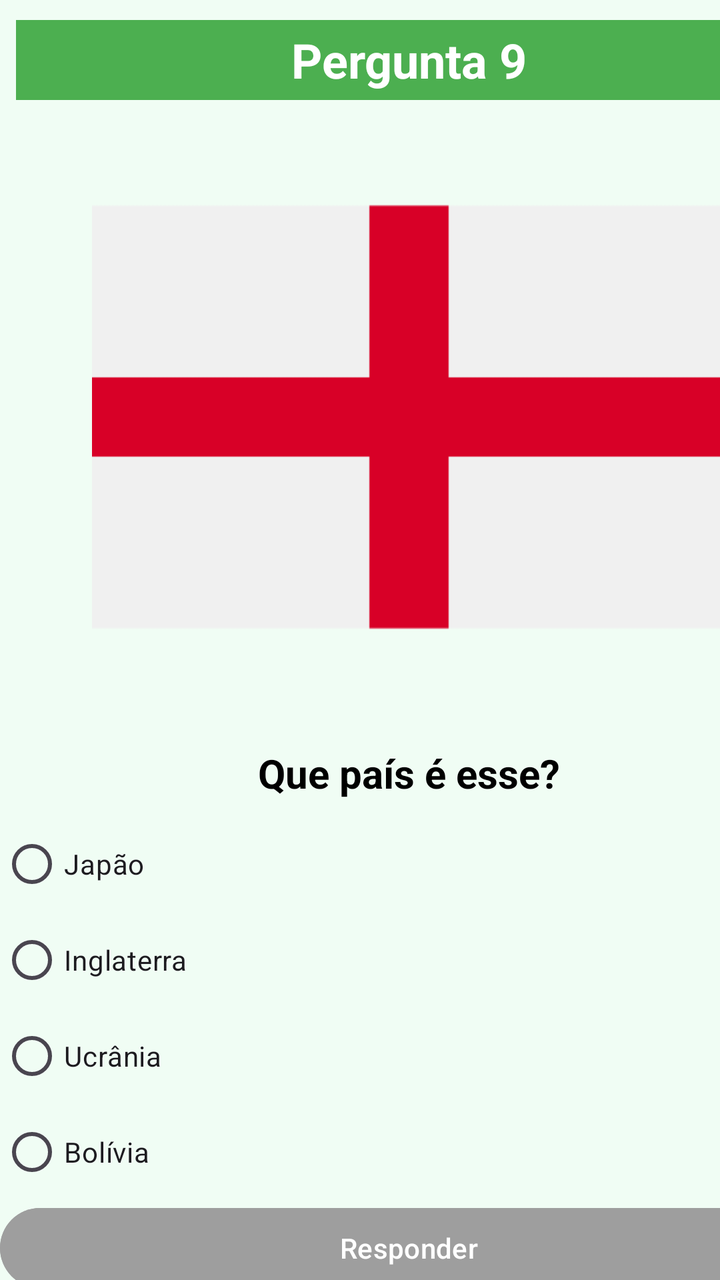
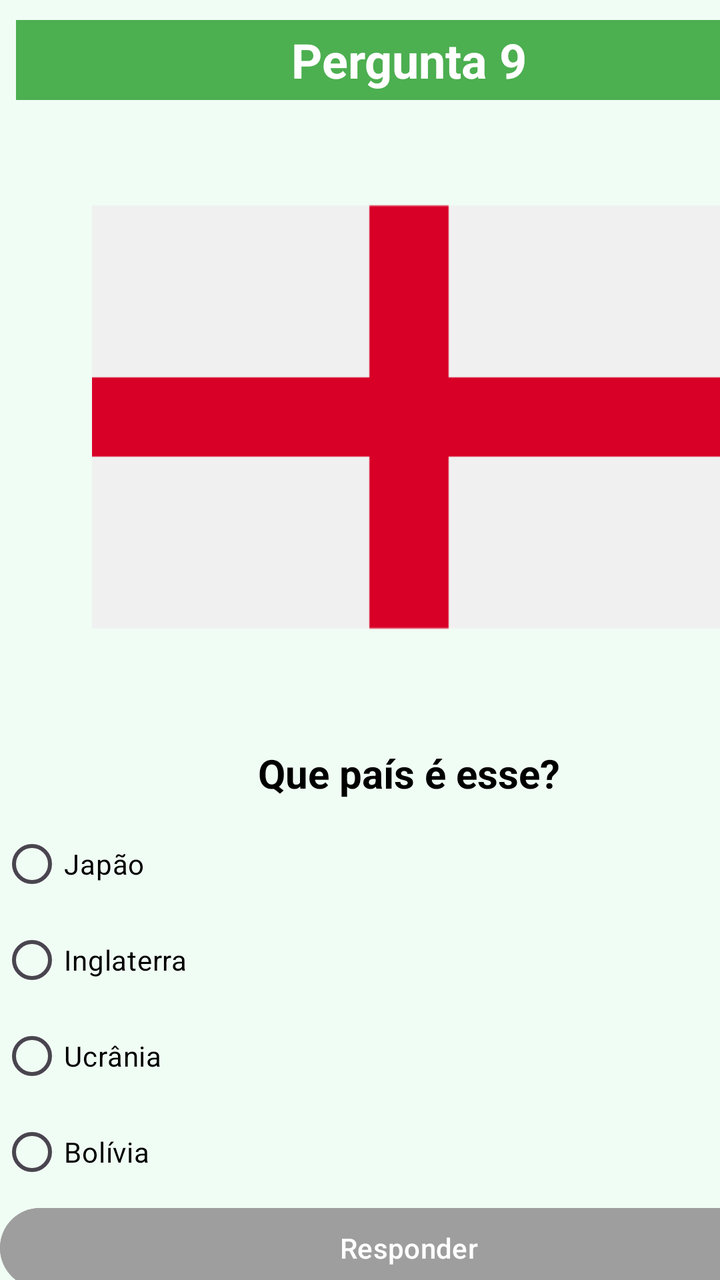

The first picture is an Android layout as it rendered before a commit; the second is the same layout after the commit. The layout source and the unified diff follow.
<!-- AndroidManifest.xml: application theme Theme.QuizBandeiras -->
<!-- res/layout/activity_pergunta9.xml -->
<?xml version="1.0" encoding="utf-8"?>
<androidx.constraintlayout.widget.ConstraintLayout xmlns:android="http://schemas.android.com/apk/res/android"
    xmlns:app="http://schemas.android.com/apk/res-auto"
    xmlns:tools="http://schemas.android.com/tools"
    android:id="@+id/main"
    android:layout_width="match_parent"
    android:layout_height="match_parent"
    android:background="#F0FDF4"
    tools:context=".Pergunta9">

    <LinearLayout
        android:layout_width="409dp"
        android:layout_height="729dp"
        android:orientation="vertical">

        <TextView
            android:id="@+id/textView6"
            android:layout_width="match_parent"
            android:layout_height="40dp"
            android:layout_marginStart="8dp"
            android:layout_marginTop="10dp"
            android:layout_marginEnd="8dp"
            android:background="#4CAF50"
            android:gravity="center"
            android:text="Pergunta 9"
            android:textColor="@android:color/white"
            android:textSize="24sp"
            android:textStyle="bold" />

        <ImageView
            android:id="@+id/imageView2"
            android:layout_width="match_parent"
            android:layout_height="317dp"
            app:srcCompat="@drawable/inglaterra" />

        <TextView
            android:id="@+id/textView2"
            android:layout_width="match_parent"
            android:layout_height="wrap_content"
            android:layout_marginTop="6dp"
            android:layout_marginBottom="8dp"
            android:gravity="center"
            android:text="Que país é esse?"
            android:textColor="@android:color/black"
            android:textSize="20sp"
            android:textStyle="bold" />

        <RadioGroup
            android:id="@+id/rgpAlternativas"
            android:layout_width="match_parent"
            android:layout_height="match_parent">

            <RadioButton
                android:id="@+id/rgbOpcao1"
                android:layout_width="match_parent"
                android:layout_height="wrap_content"
                android:text="Japão " />

            <RadioButton
                android:id="@+id/rgbOpcao2"
                android:layout_width="match_parent"
                android:layout_height="wrap_content"
                android:text="Inglaterra" />

            <RadioButton
                android:id="@+id/rgbOpcao3"
                android:layout_width="match_parent"
                android:layout_height="wrap_content"
                android:text="Ucrânia" />

            <RadioButton
                android:id="@+id/rgbOpcao4"
                android:layout_width="match_parent"
                android:layout_height="wrap_content"
                android:text="Bolívia" />

            <Button
                android:id="@+id/btnResponder"
                android:layout_width="match_parent"
                android:layout_height="wrap_content"
                android:backgroundTint="#9E9E9E"
                android:enabled="false"
                android:text="Responder"
                android:textColor="@android:color/white" />
        </RadioGroup>
    </LinearLayout>
</androidx.constraintlayout.widget.ConstraintLayout>
<!-- resources referenced by this layout -->
<resources>
  <!-- drawable inglaterra: png bitmap (drawable, 2001 bytes) -->
  <style name="Theme.QuizBandeiras" parent="Base.Theme.QuizBandeiras" />
  <style name="Base.Theme.QuizBandeiras" parent="Theme.Material3.DayNight.NoActionBar">
          
          
      </style>
</resources>

<!-- the commit's change to res/layout/activity_pergunta9.xml (unified diff, before → after) -->
@@ -54,25 +54,33 @@
                 android:id="@+id/rgbOpcao1"
                 android:layout_width="match_parent"
                 android:layout_height="wrap_content"
-                android:text="Japão " />
+                android:text="Japão "
+                android:textColor="#000000"
+                android:textColorLink="#000000" />
 
             <RadioButton
                 android:id="@+id/rgbOpcao2"
                 android:layout_width="match_parent"
                 android:layout_height="wrap_content"
-                android:text="Inglaterra" />
+                android:text="Inglaterra"
+                android:textColor="#000000"
+                android:textColorLink="#000000" />
 
             <RadioButton
                 android:id="@+id/rgbOpcao3"
                 android:layout_width="match_parent"
                 android:layout_height="wrap_content"
-                android:text="Ucrânia" />
+                android:text="Ucrânia"
+                android:textColor="#000000"
+                android:textColorLink="#000000" />
 
             <RadioButton
                 android:id="@+id/rgbOpcao4"
                 android:layout_width="match_parent"
                 android:layout_height="wrap_content"
-                android:text="Bolívia" />
+                android:text="Bolívia"
+                android:textColor="#000000"
+                android:textColorLink="#000000" />
 
             <Button
                 android:id="@+id/btnResponder"
